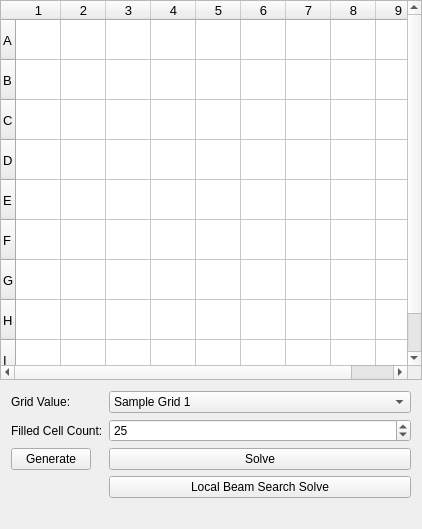
Above: Sudoku/mainwindow.ui from Tigran-teq-Tadevosyan/sudoku-ai before the change. Below: the same form after it.
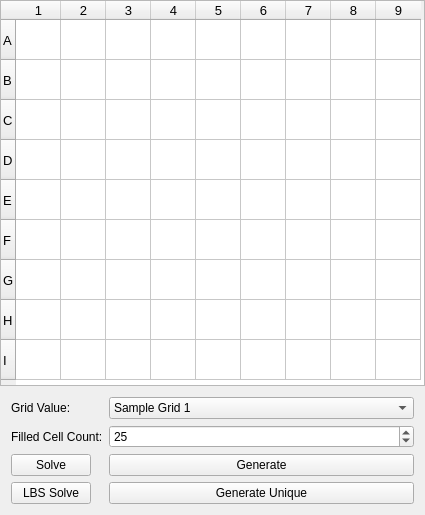
That is the form after the change.

The edit to the form file:
```diff
--- a/Sudoku/mainwindow.ui
+++ b/Sudoku/mainwindow.ui
@@ -9,8 +9,8 @@
    <rect>
     <x>0</x>
     <y>0</y>
-    <width>422</width>
-    <height>529</height>
+    <width>425</width>
+    <height>508</height>
    </rect>
   </property>
   <property name="minimumSize">
@@ -55,14 +55,14 @@
       </property>
       <property name="minimumSize">
        <size>
-        <width>422</width>
-        <height>380</height>
+        <width>425</width>
+        <height>386</height>
        </size>
       </property>
       <property name="maximumSize">
        <size>
-        <width>422</width>
-        <height>380</height>
+        <width>425</width>
+        <height>386</height>
        </size>
       </property>
       <property name="font">
@@ -231,10 +231,10 @@
          </item>
         </widget>
        </item>
-       <item row="3" column="1">
-        <widget class="QPushButton" name="pushButton">
+       <item row="1" column="0">
+        <widget class="QLabel" name="label_2">
          <property name="text">
-          <string>Solve</string>
+          <string>Filled Cell Count:</string>
          </property>
         </widget>
        </item>
@@ -264,23 +264,30 @@
         </widget>
        </item>
        <item row="3" column="0">
+        <widget class="QPushButton" name="pushButton_3">
+         <property name="text">
+          <string>LBS Solve</string>
+         </property>
+        </widget>
+       </item>
+       <item row="2" column="0">
+        <widget class="QPushButton" name="pushButton">
+         <property name="text">
+          <string>Solve</string>
+         </property>
+        </widget>
+       </item>
+       <item row="2" column="1">
         <widget class="QPushButton" name="pushButton_2">
          <property name="text">
           <string>Generate</string>
          </property>
         </widget>
        </item>
-       <item row="1" column="0">
-        <widget class="QLabel" name="label_2">
+       <item row="3" column="1">
+        <widget class="QPushButton" name="pushButton_4">
          <property name="text">
-          <string>Filled Cell Count:</string>
-         </property>
-        </widget>
-       </item>
-       <item row="4" column="1">
-        <widget class="QPushButton" name="pushButton_3">
-         <property name="text">
-          <string>Local Beam Search Solve</string>
+          <string>Generate Unique</string>
          </property>
         </widget>
        </item>
```
Left out of the diff: 41 changed lines with no effect on the pictures.
